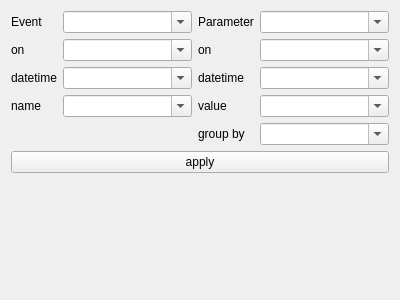
Above: resources/ui/modules/timeEventFitting.ui from jeaunrg/DataVision-dev before the change. Below: the same form after it.
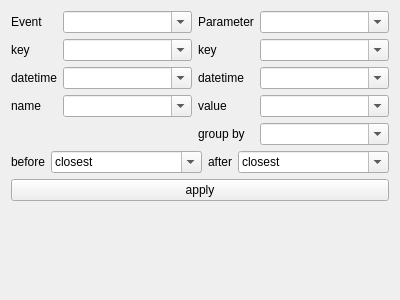
That is the form after the change.

Commit message: update fit time events

```diff
--- a/resources/ui/modules/timeEventFitting.ui
+++ b/resources/ui/modules/timeEventFitting.ui
@@ -85,7 +85,7 @@
      <item row="2" column="2">
       <widget class="QLabel" name="label_9">
        <property name="text">
-        <string>on</string>
+        <string>key</string>
        </property>
       </widget>
      </item>
@@ -158,7 +158,7 @@
      <item row="2" column="0">
       <widget class="QLabel" name="label_10">
        <property name="text">
-        <string>on</string>
+        <string>key</string>
        </property>
       </widget>
      </item>
@@ -198,6 +198,70 @@
      </item>
     </layout>
    </item>
+   <item>
+    <layout class="QHBoxLayout" name="horizontalLayout">
+     <item>
+      <widget class="QLabel" name="label_8">
+       <property name="text">
+        <string>before</string>
+       </property>
+      </widget>
+     </item>
+     <item>
+      <widget class="QComboBox" name="deltaBefore">
+       <property name="sizePolicy">
+        <sizepolicy hsizetype="Expanding" vsizetype="Fixed">
+         <horstretch>0</horstretch>
+         <verstretch>0</verstretch>
+        </sizepolicy>
+       </property>
+       <property name="editable">
+        <bool>true</bool>
+       </property>
+       <item>
+        <property name="text">
+         <string>closest</string>
+        </property>
+       </item>
+       <item>
+        <property name="text">
+         <string>30 days</string>
+        </property>
+       </item>
+      </widget>
+     </item>
+     <item>
+      <widget class="QLabel" name="label_11">
+       <property name="text">
+        <string>after</string>
+       </property>
+      </widget>
+     </item>
+     <item>
+      <widget class="QComboBox" name="deltaAfter">
+       <property name="sizePolicy">
+        <sizepolicy hsizetype="Expanding" vsizetype="Fixed">
+         <horstretch>0</horstretch>
+         <verstretch>0</verstretch>
+        </sizepolicy>
+       </property>
+       <property name="editable">
+        <bool>true</bool>
+       </property>
+       <item>
+        <property name="text">
+         <string>closest</string>
+        </property>
+       </item>
+       <item>
+        <property name="text">
+         <string>30 days</string>
+        </property>
+       </item>
+      </widget>
+     </item>
+    </layout>
+   </item>
    <item>
     <widget class="QPushButton" name="apply">
      <property name="text">
```
Left out of the diff: 4 changed lines with no effect on the pictures. The commit also changes 5 other files.
